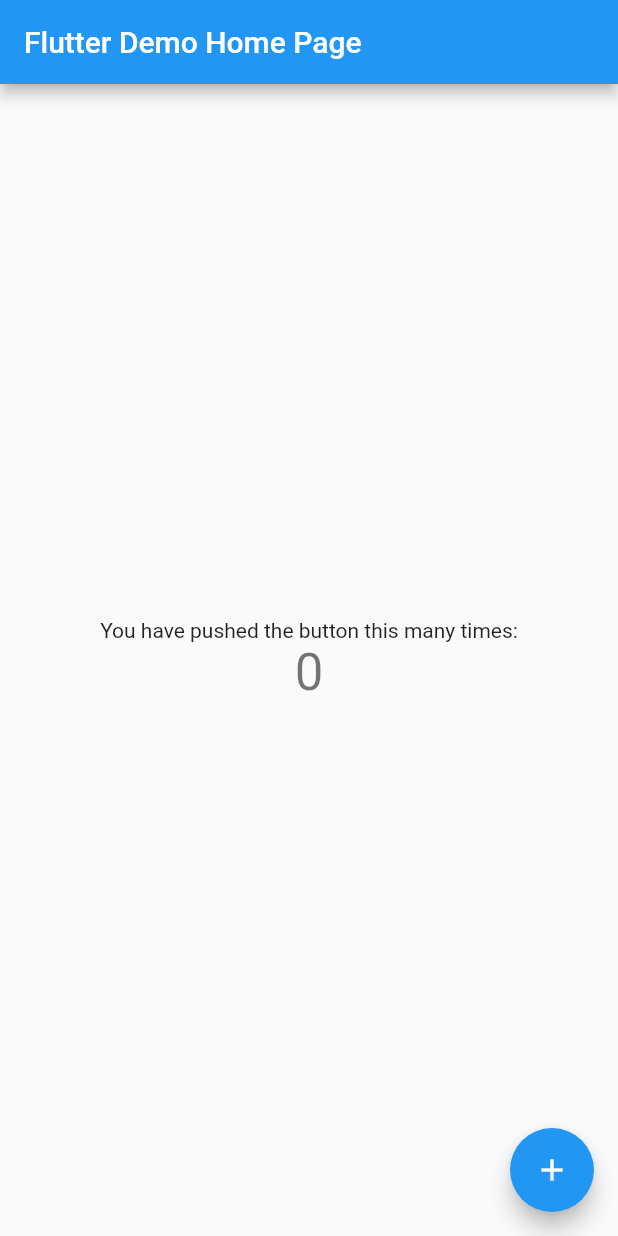
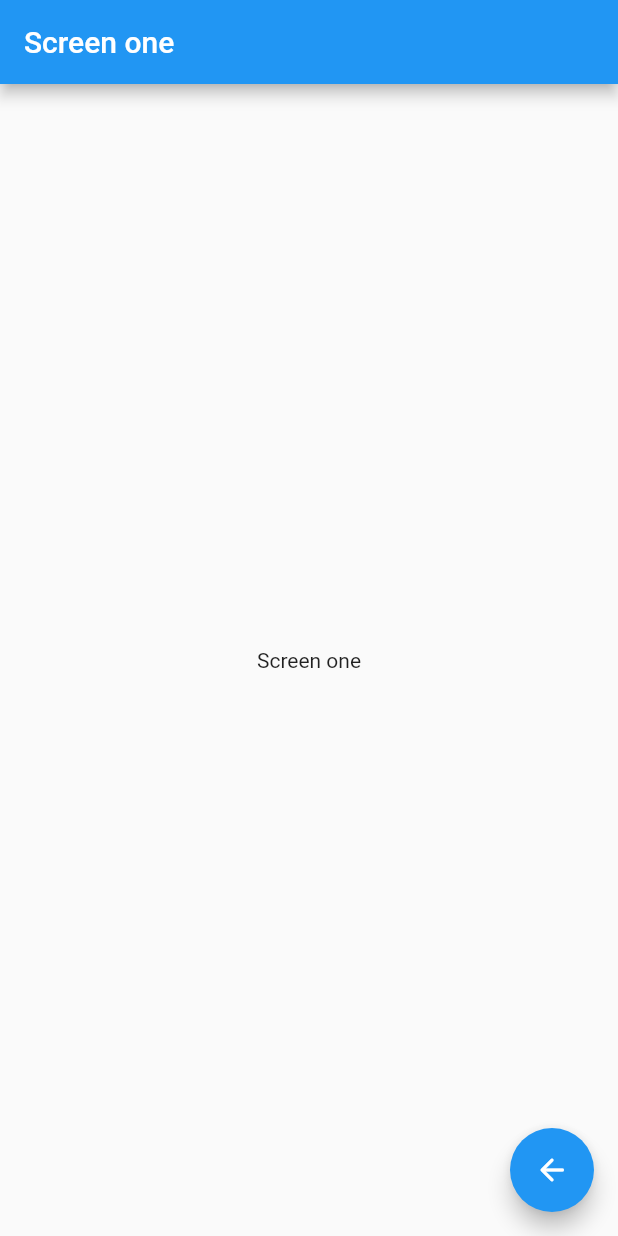
Before and after one commit to Edwin3002/openBootcampFlutter, a Flutter app: the screen it shows after launch, on a phone screen of 412 x 824 dp. Run offline on Flutter 3.47's test engine with Material 2 defaults, Android fonts, the phone set to English and light mode, and no system bars; our stand-ins replace font_awesome_flutter, google_fonts; generated files the repository leaves out were written again.

Commit message:
navigation

```diff
--- a/navigation/navigation/lib/main.dart
+++ b/navigation/navigation/lib/main.dart
@@ -1,4 +1,6 @@
 import 'package:flutter/material.dart';
+import 'package:navigation/screen2.dart';
+import 'package:navigation/screen3.dart';
 
 void main() => runApp(const MyApp());
 
@@ -11,33 +13,20 @@
     return MaterialApp(
       title: 'Flutter Demo',
       theme: ThemeData(
-        // This is the theme of your application.
-        //
-        // Try running your application with "flutter run". You'll see the
-        // application has a blue toolbar. Then, without quitting the app, try
-        // changing the primarySwatch below to Colors.green and then invoke
-        // "hot reload" (press "r" in the console where you ran "flutter run",
-        // or press Run > Flutter Hot Reload in a Flutter IDE). Notice that the
-        // counter didn't reset back to zero; the application is not restarted.
         primarySwatch: Colors.blue,
       ),
-      home: const MyHomePage(title: 'Flutter Demo Home Page'),
+      home: const MyHomePage(title: 'Screen one'),
+      routes: <String,WidgetBuilder >{
+      "/route1": (BuildContext context) => MyHomePage(title: "Page 1"),
+      "/route2": (BuildContext context) => ScreenTwo(title: "Page 2"),
+      "/route3": (BuildContext context) => ScreenThree(title: "Page 3")
+      },
     );
   }
 }
 
 class MyHomePage extends StatefulWidget {
   const MyHomePage({super.key, required this.title});
-
-  // This widget is the home page of your application. It is stateful, meaning
-  // that it has a State object (defined below) that contains fields that affect
-  // how it looks.
-
-  // This class is the configuration for the state. It holds the values (in this
-  // case the title) provided by the parent (in this case the App widget) and
-  // used by the build method of the State. Fields in a Widget subclass are
-  // always marked "final".
-
   final String title;
 
   @override
@@ -45,27 +34,10 @@
 }
 
 class _MyHomePageState extends State<MyHomePage> {
-  int _counter = 0;
 
-  void _incrementCounter() {
-    setState(() {
-      // This call to setState tells the Flutter framework that something has
-      // changed in this State, which causes it to rerun the build method below
-      // so that the display can reflect the updated values. If we changed
-      // _counter without calling setState(), then the build method would not be
-      // called again, and so nothing would appear to happen.
-      _counter++;
-    });
-  }
 
   @override
   Widget build(BuildContext context) {
-    // This method is rerun every time setState is called, for instance as done
-    // by the _incrementCounter method above.
-    //
-    // The Flutter framework has been optimized to make rerunning build methods
-    // fast, so that you can just rebuild anything that needs updating rather
-    // than having to individually change instances of widgets.
     return Scaffold(
       appBar: AppBar(
         // Here we take the value from the MyHomePage object that was created by
@@ -76,36 +48,22 @@
         // Center is a layout widget. It takes a single child and positions it
         // in the middle of the parent.
         child: Column(
-          // Column is also a layout widget. It takes a list of children and
-          // arranges them vertically. By default, it sizes itself to fit its
-          // children horizontally, and tries to be as tall as its parent.
-          //
-          // Invoke "debug painting" (press "p" in the console, choose the
-          // "Toggle Debug Paint" action from the Flutter Inspector in Android
-          // Studio, or the "Toggle Debug Paint" command in Visual Studio Code)
-          // to see the wireframe for each widget.
-          //
-          // Column has various properties to control how it sizes itself and
-          // how it positions its children. Here we use mainAxisAlignment to
-          // center the children vertically; the main axis here is the vertical
-          // axis because Columns are vertical (the cross axis would be
-          // horizontal).
           mainAxisAlignment: MainAxisAlignment.center,
           children: <Widget>[
-            const Text(
-              'You have pushed the button this many times:',
-            ),
             Text(
-              '$_counter',
-              style: Theme.of(context).textTheme.headline4,
+              widget.title,
             ),
           ],
         ),
       ),
       floatingActionButton: FloatingActionButton(
-        onPressed: _incrementCounter,
-        tooltip: 'Increment',
-        child: const Icon(Icons.add),
+        onPressed: (){
+        Navigator.push(context, MaterialPageRoute(builder: (BuildContext context)=>
+        const ScreenTwo(title: "Screen two")
+        ));
+        },
+        tooltip: 'Change to screen two',
+        child: const Icon(Icons.arrow_back_rounded),
       ), // This trailing comma makes auto-formatting nicer for build methods.
     );
   }
```
Also changed, not shown: navigation/navigation/lib/screen2.dart (added, +44 -0 lines), navigation/navigation/lib/screen3.dart (added, +43 -0 lines).
